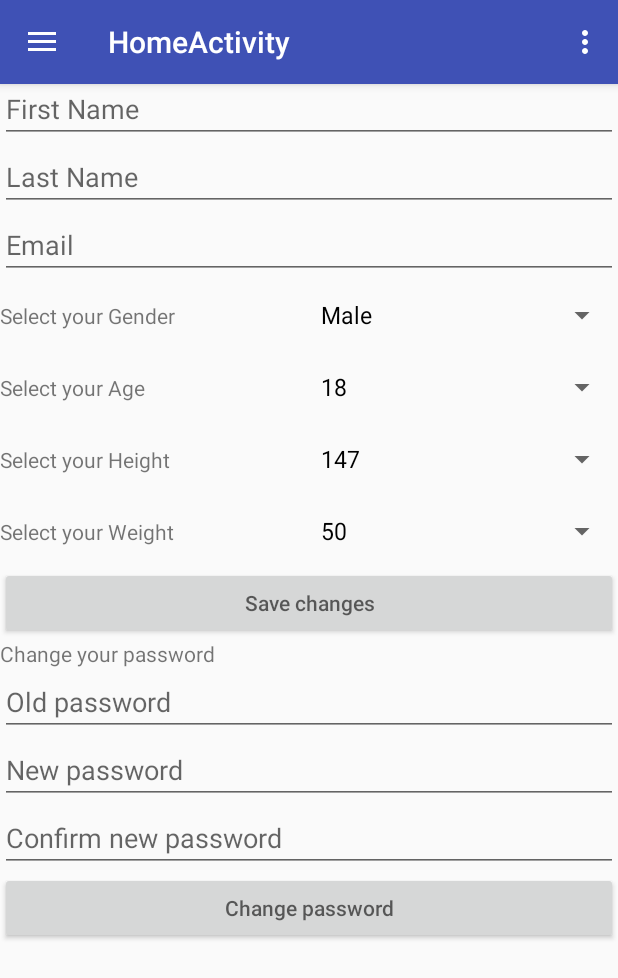
After one commit to DilyanaKirilova/Freeletics-Bodyweight, an Android app: the fragment EditProfileFragment placed in its activity, on a phone screen of 412 x 824 dp. The commit adds this screen. Shown: the top 978 px of the screen. Run offline under Robolectric (Android 15) with nearby library versions, the phone set to English and light mode, and no system bars; 3 statements that could not run were skipped.

Commit message:
EditUserFragment added

```diff
--- a/app/src/main/java/com/freeletics/dilyana/freeletics/HomeActivity.java
+++ b/app/src/main/java/com/freeletics/dilyana/freeletics/HomeActivity.java
@@ -88,10 +88,11 @@ public class HomeActivity extends AppCompatActivity
 
         } else if (id == R.id.nav_settings) {
 
-            FragmentTransaction fragmentTransaction = fragmentManager.beginTransaction();
-            fragmentTransaction.replace(R.id.activity_main, new SettingsFragment()).commit();
+            //FragmentTransaction fragmentTransaction = fragmentManager.beginTransaction();
+           // fragmentTransaction.replace(R.id.activity_main, new SettingsFragment()).commit();
 
             Intent intent = new Intent(this, MainActivity.class);
+            intent.putExtra("request_code", "settings");
             startActivity(intent);
         }
 
--- /dev/null
+++ b/app/src/main/java/com/freeletics/dilyana/freeletics/fragments/EditProfileFragment.java
@@ -0,0 +1,251 @@
+package com.freeletics.dilyana.freeletics.fragments;
+
+
+import android.os.Bundle;
+import android.support.v4.app.Fragment;
+import android.support.v4.app.FragmentManager;
+import android.support.v4.app.FragmentTransaction;
+import android.view.LayoutInflater;
+import android.view.View;
+import android.view.ViewGroup;
+import android.widget.AdapterView;
+import android.widget.ArrayAdapter;
+import android.widget.Button;
+import android.widget.EditText;
+import android.widget.Spinner;
+import android.widget.Toast;
+
+import com.freeletics.dilyana.freeletics.MainActivity;
+import com.freeletics.dilyana.freeletics.R;
+import com.freeletics.dilyana.freeletics.model.users.User;
+import com.freeletics.dilyana.freeletics.model.users.UsersManager;
+
+import static com.freeletics.dilyana.freeletics.fragments.RegisterFragment.NAME_REGEX;
+
+/**
+ * A simple {@link Fragment} subclass.
+ */
+public class EditProfileFragment extends Fragment {
+
+
+    public EditProfileFragment() {
+        // Required empty public constructor
+    }
+
+    private EditText etFirstName;
+    private EditText etLastName;
+    private EditText etEmail;
+    private EditText etPasswordOld;
+    private EditText etPasswordNew;
+    private EditText etPasswordNewConfirm;
+    private Spinner spGender;
+    private Spinner spAge;
+    private Spinner spWeight;
+    private Spinner spHeight;
+    private Button btnSaveChanges;
+    private Button btnChangePassword;
+
+    // user data
+    private User.Gender gender;
+    private String genderStr;
+    private int age;
+    private int weight;
+    private int height;
+
+    ArrayAdapter adapterGender;
+    ArrayAdapter adapterAge;
+    ArrayAdapter adapterWeight;
+    ArrayAdapter adapterHeight;
+
+    @Override
+    public View onCreateView(LayoutInflater inflater, ViewGroup container,
+                             Bundle savedInstanceState) {
+        // Inflate the layout for this fragment
+        View root = inflater.inflate(R.layout.fragment_edit_profile, container, false);
+
+        etFirstName             = (EditText) root.findViewById(R.id.et_fr_first_name);
+        etLastName              = (EditText) root.findViewById(R.id.et_fr_last_name);
+        etEmail                 = (EditText) root.findViewById(R.id.et_fr_email);
+        etPasswordOld           = (EditText) root.findViewById(R.id.et_fep_old_password);
+        etPasswordNew           = (EditText) root.findViewById(R.id.et_fep_new_password);
+        etPasswordNewConfirm    = (EditText) root.findViewById(R.id.et_fep_confirm_new_password);
+        spGender                = (Spinner) root.findViewById(R.id.spinner_gender);
+        spAge                   = (Spinner) root.findViewById(R.id.spinner_age);
+        spWeight                = (Spinner) root.findViewById(R.id.spinner_weight);
+        spHeight                = (Spinner) root.findViewById(R.id.spinner_height);
+        btnChangePassword       = (Button) root.findViewById(R.id.btn_fep_change_password);
+        btnSaveChanges          = (Button) root.findViewById(R.id.btn_fep_save_changes);
+
+        adapterGender = ArrayAdapter.createFromResource(getActivity(), R.array.gender, R.layout.support_simple_spinner_dropdown_item);
+        spGender.setAdapter(adapterGender);
+
+        adapterAge = ArrayAdapter.createFromResource(getActivity(), R.array.age, R.layout.support_simple_spinner_dropdown_item);
+        spAge.setAdapter(adapterAge);
+
+        adapterWeight = ArrayAdapter.createFromResource(getActivity(), R.array.weight, R.layout.support_simple_spinner_dropdown_item);
+        spWeight.setAdapter(adapterWeight);
+
+        adapterHeight = ArrayAdapter.createFromResource(getActivity(), R.array.height, R.layout.support_simple_spinner_dropdown_item);
+        spHeight.setAdapter(adapterHeight);
+
+        setLoggedUserDataToEditTexts();
+        setAllSpinnerValues();
+
+        btnChangePassword.setOnClickListener(new View.OnClickListener() {
+            @Override
+            public void onClick(View v) {
+
+                String oldPassword = etPasswordOld.getText().toString();
+                String newPassword = etPasswordNew.getText().toString();
+                String confirmPassword = etPasswordNewConfirm.getText().toString();
+
+                if (((MainActivity) getActivity()).isEmptyField(oldPassword, etPasswordOld)) return;
+                if (((MainActivity) getActivity()).isEmptyField(newPassword, etPasswordNew)) return;
+                if (((MainActivity) getActivity()).isEmptyField(confirmPassword, etPasswordNewConfirm))
+                    return;
+
+
+                if (!UsersManager.getInstance().getLoggedUser().getPassword().equals(oldPassword)) {
+                    etPasswordOld.setError("This is not your old password");
+                    etPasswordOld.requestFocus();
+                    return;
+                }
+
+                if (!newPassword.equals(confirmPassword)) {
+
+                    etPasswordNew.setText("");
+                    etPasswordNewConfirm.setText("");
+                    etPasswordNew.setError("Passwords mismatch");
+                    etPasswordNew.requestFocus();
+                    return;
+                }
+
+                UsersManager.getInstance().changeLoggedUserPassword(confirmPassword);
+                Toast.makeText(getActivity(), "Your password was successfully changed to: " + confirmPassword, Toast.LENGTH_SHORT).show();
+            }
+
+        });
+
+        spGender.setOnItemSelectedListener(new AdapterView.OnItemSelectedListener() {
+            @Override
+            public void onItemSelected(AdapterView<?> parent, View view, int position, long id) {
+                genderStr = parent.getItemAtPosition(position).toString();
+            }
+
+            @Override
+            public void onNothingSelected(AdapterView<?> parent) {}
+        });
+
+        spAge.setOnItemSelectedListener(new AdapterView.OnItemSelectedListener() {
+            @Override
+            public void onItemSelected(AdapterView<?> parent, View view, int position, long id) {
+                age = Integer.parseInt((String) parent.getItemAtPosition(position));
+            }
+
+            @Override
+            public void onNothingSelected(AdapterView<?> parent) {}
+        });
+
+        spWeight.setOnItemSelectedListener(new AdapterView.OnItemSelectedListener() {
+            @Override
+            public void onItemSelected(AdapterView<?> parent, View view, int position, long id) {
+                weight = Integer.parseInt((String) parent.getItemAtPosition(position));
+            }
+
+            @Override
+            public void onNothingSelected(AdapterView<?> parent) {}
+        });
+
+        spHeight.setOnItemSelectedListener(new AdapterView.OnItemSelectedListener() {
+            @Override
+            public void onItemSelected(AdapterView<?> parent, View view, int position, long id) {
+                height = Integer.parseInt((String) parent.getItemAtPosition(position));
+            }
+
+            @Override
+            public void onNothingSelected(AdapterView<?> parent) {}
+        });
+
+        btnSaveChanges.setOnClickListener(new View.OnClickListener() {
+            @Override
+            public void onClick(View v) {
+                String firstNameStr = etFirstName.getText().toString();
+                String lastNameStr = etLastName.getText().toString();
+                String emailStr = etEmail.getText().toString();
+
+                if (((MainActivity) getActivity()).isEmptyField(firstNameStr, etFirstName)) return;
+
+                if (!firstNameStr.matches(NAME_REGEX)) {
+                    etFirstName.setError("Name must contains only alphabetic symbols \n" +
+                            "Name must be between 2-15 characters in length");
+                    etFirstName.requestFocus();
+                    return;
+                }
+
+                if (((MainActivity) getActivity()).isEmptyField(lastNameStr, etLastName)) return;
+
+                if (!lastNameStr.matches(NAME_REGEX)) {
+                    etLastName.setError("Name must contains only alphabetic symbols \n" +
+                            "Name must be between 2-15 characters in length");
+                    etLastName.requestFocus();
+                    return;
+                }
+
+                if (((MainActivity)getActivity()).isEmptyField(emailStr, etEmail)) return;
+
+                /*
+                if (!emailStr.matches(EMAIL_REGEX)){
+
+                    etEmail.setError("Invalid email");
+                    etEmail.requestFocus();
+                    return;
+                }
+                */
+
+                if(genderStr.equals("Male")){
+                    gender = User.Gender.MALE;
+                }
+                else{
+                    gender = User.Gender.FEMALE;
+                }
+
+
+                UsersManager.getInstance().updateUserInfo(firstNameStr, lastNameStr, emailStr, weight, height, age, gender);
+                FragmentManager fragmentManager = getFragmentManager();
+                FragmentTransaction fragmentTransaction = fragmentManager.beginTransaction();
+                fragmentTransaction.replace(R.id.activity_main, new SettingsFragment()).commit();
+            }
+        });
+        return root;
+    }
+
+    private void setLoggedUserDataToEditTexts() {
+
+        User u = UsersManager.getInstance().getLoggedUser();
+        etFirstName.setText(u.getFirstName());
+        etLastName.setText(u.getLastName());
+        etEmail.setText(u.getEmail());
+
+    }
+
+    private void setLoggedUserDataToSpinner(String userData, Spinner spinner){
+
+        ArrayAdapter adapter = (ArrayAdapter) spinner.getAdapter();
+        int spinnerPosition = adapter.getPosition(userData);
+
+        //set the default according to value
+        spinner.setSelection(spinnerPosition);
+    }
+
+    private void setAllSpinnerValues(){
+
+        User u = UsersManager.getInstance().getLoggedUser();
+
+        if(u != null) {
+            setLoggedUserDataToSpinner(u.getStringGender(), spGender);
+            setLoggedUserDataToSpinner(String.valueOf(u.getAge()), spAge);
+            setLoggedUserDataToSpinner(String.valueOf(u.getHeight()), spHeight);
+            setLoggedUserDataToSpinner(String.valueOf(u.getWeight()), spWeight);
+        }
+    }
+}
--- a/app/src/main/java/com/freeletics/dilyana/freeletics/fragments/UserInfoFragment.java
+++ b/app/src/main/java/com/freeletics/dilyana/freeletics/fragments/UserInfoFragment.java
@@ -128,7 +128,7 @@ public class UserInfoFragment extends Fragment {
                 RegisterFragment registerFragment = new RegisterFragment();
                 registerFragment.setArguments(bundle);
 
-                fragmentTransaction.replace(R.id.activity_main, new RegisterFragment()).commit();
+                fragmentTransaction.replace(R.id.activity_main, registerFragment).commit();
             }
         });
 
--- /dev/null
+++ b/app/src/main/res/layout/fragment_edit_profile.xml
@@ -0,0 +1,145 @@
+<ScrollView xmlns:android="http://schemas.android.com/apk/res/android"
+    xmlns:tools="http://schemas.android.com/tools"
+    android:layout_width="match_parent"
+    android:layout_height="match_parent"
+    android:orientation="vertical"
+    tools:context="com.freeletics.dilyana.freeletics.fragments.EditProfileFragment">
+
+
+    <LinearLayout
+        android:layout_width="match_parent"
+        android:layout_height="match_parent"
+        android:orientation="vertical">
+    <EditText
+        android:id="@+id/et_fr_first_name"
+        android:layout_width="match_parent"
+        android:layout_height="wrap_content"
+        android:hint="First Name"
+        android:maxLines="1"/>
+
+    <EditText
+        android:id="@+id/et_fr_last_name"
+        android:layout_width="match_parent"
+        android:layout_height="wrap_content"
+        android:hint="Last Name"
+        android:maxLines="1"/>
+
+    <EditText
+        android:id="@+id/et_fr_email"
+        android:layout_width="match_parent"
+        android:layout_height="wrap_content"
+        android:hint="Email"
+        android:maxLines="1"/>
+
+    <LinearLayout
+        android:layout_width="match_parent"
+        android:layout_height="wrap_content"
+        android:layout_gravity="center">
+
+        <TextView
+            android:layout_width="0dp"
+            android:layout_weight="1"
+            android:layout_height="wrap_content"
+            android:text="Select your Gender"/>
+
+        <Spinner
+            android:layout_width="0dp"
+            android:layout_weight="1"
+            android:layout_height="wrap_content"
+            android:id="@+id/spinner_gender"/>
+    </LinearLayout>
+
+    <LinearLayout
+        android:layout_width="match_parent"
+        android:layout_height="wrap_content"
+        android:layout_gravity="center">
+
+        <TextView
+            android:layout_width="0dp"
+            android:layout_weight="1"
+            android:layout_height="wrap_content"
+            android:text="Select your Age"/>
+
+        <Spinner
+            android:layout_width="0dp"
+            android:layout_weight="1"
+            android:layout_height="wrap_content"
+            android:id="@+id/spinner_age"/>
+    </LinearLayout>
+
+    <LinearLayout
+        android:layout_width="match_parent"
+        android:layout_height="wrap_content"
+        android:layout_gravity="center">
+
+        <TextView
+            android:layout_width="0dp"
+            android:layout_weight="1"
+            android:layout_height="wrap_content"
+            android:text="Select your Height"/>
+
+        <Spinner
+            android:layout_width="0dp"
+            android:layout_weight="1"
+            android:layout_height="wrap_content"
+            android:id="@+id/spinner_height"/>
+    </LinearLayout>
+
+    <LinearLayout
+        android:layout_width="match_parent"
+        android:layout_height="wrap_content"
+        android:layout_gravity="center">
+
+        <TextView
+            android:layout_width="0dp"
+            android:layout_weight="1"
+            android:layout_height="wrap_content"
+            android:text="Select your Weight"/>
+
+        <Spinner
+            android:layout_width="0dp"
+            android:layout_weight="1"
+            android:layout_height="wrap_content"
+            android:id="@+id/spinner_weight"/>
+    </LinearLayout>
+
+    <Button
+        android:id="@+id/btn_fep_save_changes"
+        android:layout_width="match_parent"
+        android:layout_height="wrap_content"
+        android:hint="Save changes"/>
+
+    <TextView
+        android:layout_width="match_parent"
+        android:layout_height="wrap_content"
+        android:text="Change your password"/>
+
+    <EditText
+        android:id="@+id/et_fep_old_password"
+        android:layout_width="match_parent"
+        android:layout_height="wrap_content"
+        android:maxLines="1"
+        android:hint="Old password"/>
+
+    <EditText
+        android:id="@+id/et_fep_new_password"
+        android:layout_width="match_parent"
+        android:layout_height="wrap_content"
+        android:maxLines="1"
+        android:hint="New password"/>
+
+    <EditText
+        android:id="@+id/et_fep_confirm_new_password"
+        android:layout_width="match_parent"
+        android:layout_height="wrap_content"
+        android:maxLines="1"
+        android:hint="Confirm new password"/>
+
+    <Button
+        android:id="@+id/btn_fep_change_password"
+        android:layout_width="match_parent"
+        android:layout_height="wrap_content"
+        android:hint="Change password"/>
+    </LinearLayout>
+
+</ScrollView>
--- a/app/src/main/res/layout/fragment_fragment_login.xml
+++ b/app/src/main/res/layout/fragment_fragment_login.xml
@@ -26,12 +26,15 @@
         android:layout_marginTop="20dp"
         android:layout_width="match_parent"
         android:layout_height="wrap_content"
+        android:maxLines="1"
         android:hint="@string/email"/>
+
     <EditText
         android:id="@+id/password_login"
         android:layout_width="match_parent"
         android:layout_height="wrap_content"
         android:layout_marginTop="10dp"
+        android:maxLines="1"
         android:hint="@string/password"/>
 
     <Button
```
Also changed, not shown: app/src/main/java/com/freeletics/dilyana/freeletics/MainActivity.java (+12 -1 lines), app/src/main/java/com/freeletics/dilyana/freeletics/fragments/RegisterFragment.java (+12 -10 lines), app/src/main/java/com/freeletics/dilyana/freeletics/fragments/SettingsFragment.java (+12 -11 lines), app/src/main/java/com/freeletics/dilyana/freeletics/model/users/User.java (+45 -6 lines), app/src/main/java/com/freeletics/dilyana/freeletics/model/users/UsersManager.java (+33 -0 lines).
